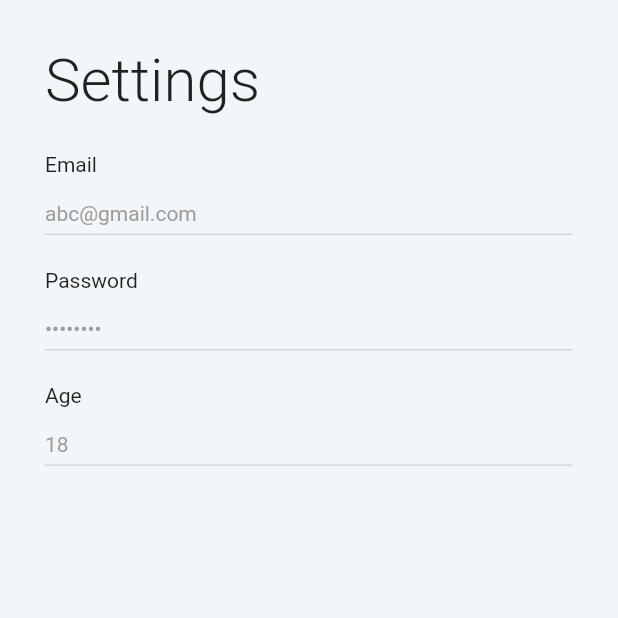
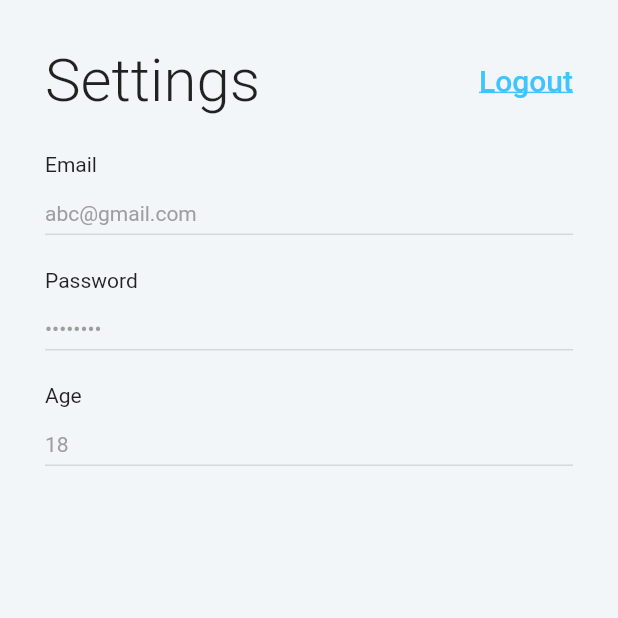
Before and after one commit to BilalAhhmed/labelize, a Flutter app: the SettingsScreen screen opened directly, on a phone screen of 412 x 824 dp, the top half of it. Run offline on Flutter 3.47's test engine with Material 2 defaults, Android fonts, the phone set to English and light mode, and no system bars; our stand-ins replace cloud_firestore, firebase_auth, firebase_core, fluttertoast, rflutter_alert, shared_preferences; missing offline and left inert: colorful_safe_area, customtogglebuttons, link_text; accounts and stored records are empty.

Commit message:
fixed logout

```diff
--- a/lib/view/bottomNavigationBarScreens/SettingsScreen.dart
+++ b/lib/view/bottomNavigationBarScreens/SettingsScreen.dart
@@ -3,6 +3,10 @@ import 'package:flutter/material.dart';
 import 'package:labelize/project_theme.dart';
 import 'package:rflutter_alert/rflutter_alert.dart';
 import 'package:labelize/view/passwordReset/password_changeScreen.dart';
+import 'package:cloud_firestore/cloud_firestore.dart';
+import 'package:firebase_auth/firebase_auth.dart';
+import 'package:shared_preferences/shared_preferences.dart';
+import 'package:labelize/view/signUp/signUppScreen.dart';
 
 class SettingsScreen extends StatefulWidget {
   @override
@@ -12,6 +16,7 @@ class SettingsScreen extends StatefulWidget {
 class _SettingsScreenState extends State<SettingsScreen> {
   final TextEditingController _emailController = TextEditingController();
   final TextEditingController _passwordController = TextEditingController();
+  FirebaseAuth _auth = FirebaseAuth.instance;
   @override
   Widget build(BuildContext context) {
     var _height = MediaQuery.of(context).size.height;
@@ -27,10 +32,7 @@ class _SettingsScreenState extends State<SettingsScreen> {
               child: Column(
                 crossAxisAlignment: CrossAxisAlignment.start,
                 children: [
-                  Text(
-                    'Settings',
-                    style: TextStyle(fontSize: 40, fontWeight: FontWeight.w300),
-                  ),
+                  buildTopContent(),
                   SizedBox(
                     height: _height * 0.03,
                   ),
@@ -43,6 +45,29 @@ class _SettingsScreenState extends State<SettingsScreen> {
       ),
     );
   }
+
+  Widget buildTopContent (){
+    return Row(
+      mainAxisAlignment: MainAxisAlignment.spaceBetween,
+      children: [
+        Text(
+          'Settings',
+          style: TextStyle(fontSize: 40, fontWeight: FontWeight.w300),
+        ),
+        InkWell(
+          child: Text('Logout',style: TextStyle(fontSize: 20,fontWeight: FontWeight.w500,color: Colors.lightBlueAccent,decoration:TextDecoration.underline),),
+          onTap: () async{
+            final prefs = await SharedPreferences.getInstance();
+            await prefs.setBool('loggedIn', false);
+            Navigator.pushNamedAndRemoveUntil(
+                context, SignUpScreen.routeName, (route) => false);
+            _auth.signOut();
+          },
+        )
+      ],
+    );
+  }
+
 
   Widget buildForm(double _height, double _width) {
     return Column(
```
Also changed, not shown: lib/view/signIn/signInScreen.dart (+14 -12 lines), lib/view/signUp/signUppScreen.dart (+8 -4 lines), lib/view/splash/splash_Screen.dart (+48 -3 lines).
